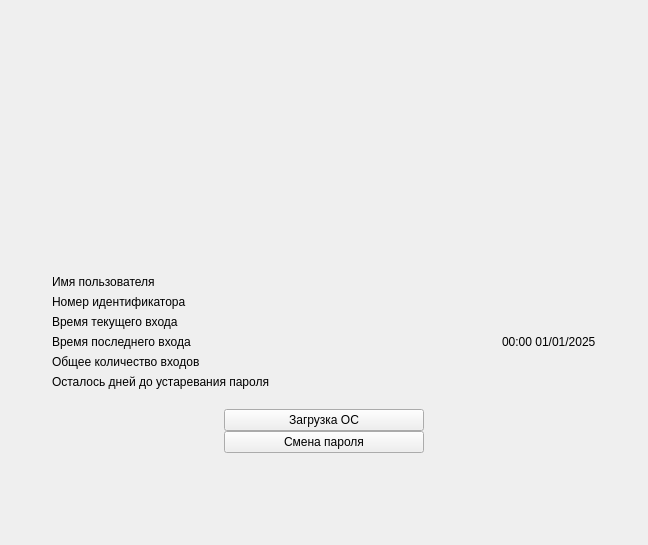
The window that ui/UserChoicePage.ui (m6v/sobol) describes before a commit, drawn with Qt 5.
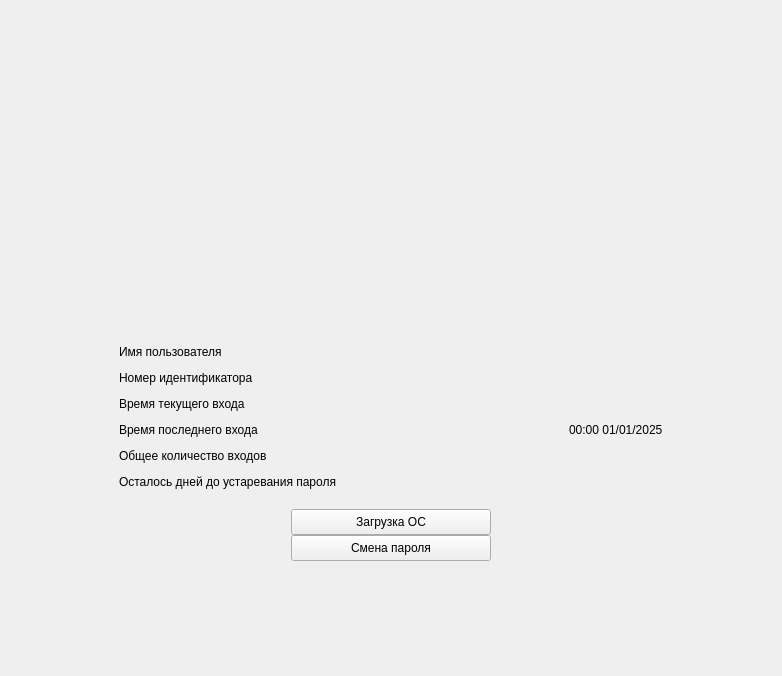
The same window after the commit.

Diff of the .ui file:
```diff
--- a/ui/UserChoicePage.ui
+++ b/ui/UserChoicePage.ui
@@ -6,8 +6,8 @@
    <rect>
     <x>0</x>
     <y>0</y>
-    <width>648</width>
-    <height>545</height>
+    <width>782</width>
+    <height>676</height>
    </rect>
   </property>
   <property name="windowTitle">
@@ -63,7 +63,7 @@
         <number>0</number>
        </property>
        <property name="verticalSpacing">
-        <number>6</number>
+        <number>12</number>
        </property>
        <item row="3" column="0">
         <widget class="QLabel" name="user_last_datetime_label">
@@ -201,7 +201,7 @@
            <property name="minimumSize">
             <size>
              <width>200</width>
-             <height>0</height>
+             <height>26</height>
             </size>
            </property>
            <property name="maximumSize">
@@ -229,7 +229,7 @@
            <property name="minimumSize">
             <size>
              <width>200</width>
-             <height>0</height>
+             <height>26</height>
             </size>
            </property>
            <property name="maximumSize">
```
